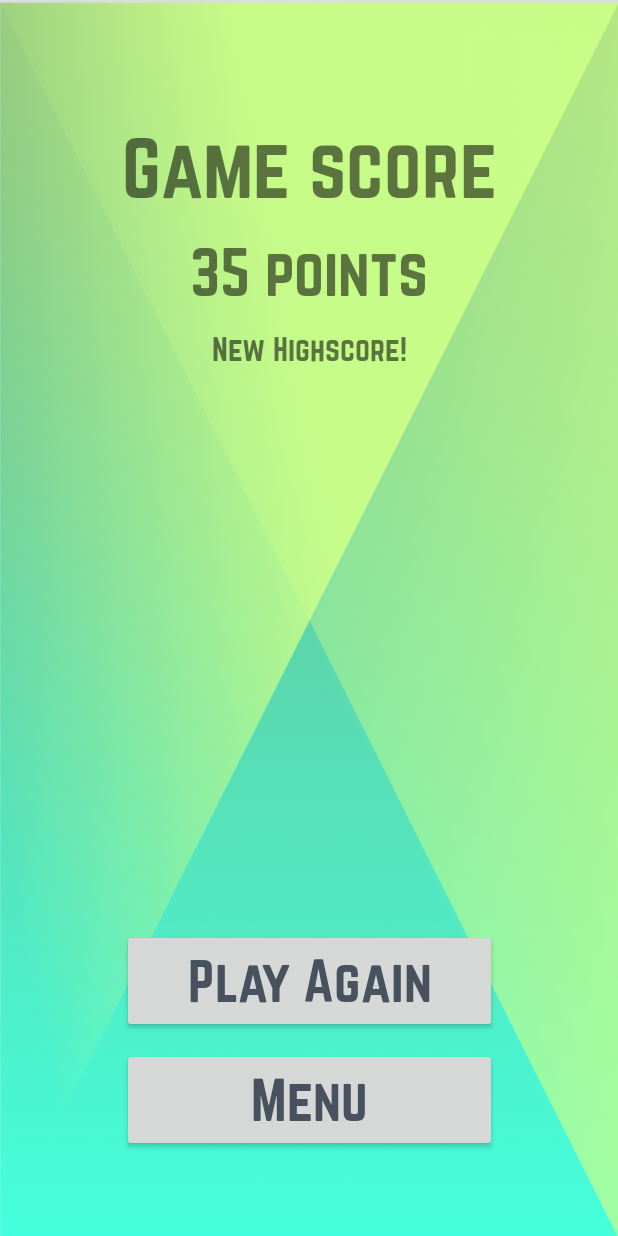
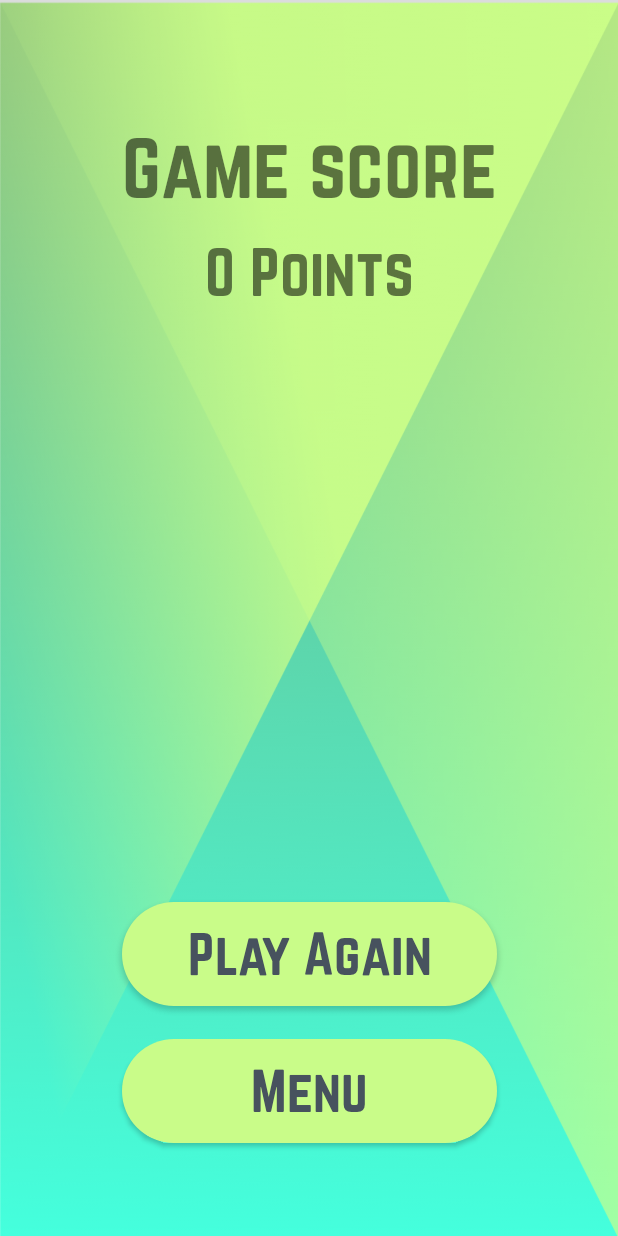
Before and after one commit to AntonBush/fact-or-cap-game, an Android app: the screen it shows after launch (MainActivity), after a tap on an icon or button, on a phone screen of 412 x 824 dp. Run offline under Robolectric (Android 15) with nearby library versions, the phone set to English and light mode, and no system bars; our stand-ins replace Room's generated code; libraries missing offline, so code that uses them is left out: retrofit2.converter.jackson; network calls fail; 2 statements that could not run were skipped.

Commit message:
score passes to Game finished fragment

```diff
--- a/app/src/main/AndroidManifest.xml
+++ b/app/src/main/AndroidManifest.xml
@@ -11,7 +11,7 @@
         android:label="@string/app_name"
         android:roundIcon="@mipmap/ic_launcher_round"
         android:supportsRtl="true"
-        android:theme="@style/Theme.AppCompat.DayNight.NoActionBar">
+        android:theme="@style/Theme.FactOrCapGame">
         <activity android:name=".ui.MainActivity">
             <intent-filter>
                 <action android:name="android.intent.action.MAIN" />
--- a/app/src/main/java/com/tmvlg/factorcapgame/ui/singlegame/SingleGameFinishedFragment.kt
+++ b/app/src/main/java/com/tmvlg/factorcapgame/ui/singlegame/SingleGameFinishedFragment.kt
@@ -18,13 +18,20 @@ class SingleGameFinishedFragment : Fragment() {
     private val binding: FragmentSingleGameFinishedBinding
         get() = _binding ?: throw IllegalStateException("null binding at $this")
 
-    val singleGameViewModelFactory by lazy {
+    private val singleGameViewModelFactory by lazy {
         SingleGameViewModelFactory(
             (activity?.application as FactOrCapApplication).gameRepository,
             (activity?.application as FactOrCapApplication).factRepository,
             (activity?.application as FactOrCapApplication).userRepository
         )
     }
+
+    override fun onCreate(savedInstanceState: Bundle?) {
+        super.onCreate(savedInstanceState)
+        parseArgs()
+    }
+
+    private var score: Int = 0
 
     override fun onCreateView(
         inflater: LayoutInflater,
@@ -49,12 +56,35 @@ class SingleGameFinishedFragment : Fragment() {
             this,
             singleGameViewModelFactory
         )[SingleGameViewModel::class.java]
+
+        observeViewModel()
+
+        viewModel.saveStats(score = score)
+
+        binding.tvScorePoints.text = "$score Points"
+
+    }
+
+    private fun observeViewModel() {
+        viewModel.isHighScore.observe(viewLifecycleOwner) {
+            binding.tvHighscore.visibility = View.VISIBLE
+        }
+    }
+
+    private fun parseArgs() {
+        score = requireArguments().getInt(KEY_SCORE)
     }
 
     companion object {
 
-        fun newInstance(): SingleGameFinishedFragment {
-            return SingleGameFinishedFragment()
+        const val KEY_SCORE = "score"
+
+        fun newInstance(score: Int): SingleGameFinishedFragment {
+            return SingleGameFinishedFragment().apply {
+                arguments = Bundle().apply {
+                    putInt(KEY_SCORE, score)
+                }
+            }
         }
     }
 }
--- a/app/src/main/java/com/tmvlg/factorcapgame/ui/singlegame/SingleGameFragment.kt
+++ b/app/src/main/java/com/tmvlg/factorcapgame/ui/singlegame/SingleGameFragment.kt
@@ -20,7 +20,7 @@ class SingleGameFragment : Fragment() {
     private val binding: FragmentSingleGameBinding
         get() = _binding ?: throw IllegalStateException("null binding at $this")
 
-    val singleGameViewModelFactory by lazy {
+    private val singleGameViewModelFactory by lazy {
         SingleGameViewModelFactory(
             (activity?.application as FactOrCapApplication).gameRepository,
             (activity?.application as FactOrCapApplication).factRepository,
@@ -68,7 +68,10 @@ class SingleGameFragment : Fragment() {
         viewModel.gameFinished.observe(viewLifecycleOwner) {
             Log.d("1", "observeViewModel: game finished")
             requireActivity().supportFragmentManager.beginTransaction()
-                .replace(R.id.main_fragment_container, SingleGameFinishedFragment.newInstance())
+                .replace(
+                    R.id.main_fragment_container,
+                    SingleGameFinishedFragment.newInstance(viewModel.rightAnswersCount.value!!)
+                )
                 .commit()
         }
         viewModel.fact.observe(viewLifecycleOwner) {
--- a/app/src/main/java/com/tmvlg/factorcapgame/ui/singlegame/SingleGameViewModel.kt
+++ b/app/src/main/java/com/tmvlg/factorcapgame/ui/singlegame/SingleGameViewModel.kt
@@ -7,6 +7,7 @@ import androidx.lifecycle.ViewModel
 import androidx.lifecycle.viewModelScope
 import com.tmvlg.factorcapgame.data.repository.fact.FactRepository
 import com.tmvlg.factorcapgame.data.repository.game.GameRepositoryImpl
+import com.tmvlg.factorcapgame.data.repository.user.Statistics
 import com.tmvlg.factorcapgame.data.repository.user.UserRepository
 import kotlinx.coroutines.launch
 
@@ -19,6 +20,10 @@ class SingleGameViewModel(
     private val _gameFinished = MutableLiveData<Boolean>()
     val gameFinished: LiveData<Boolean>
         get() = _gameFinished
+
+    private val _isHighScore = MutableLiveData<Boolean>()
+    val isHighScore: LiveData<Boolean>
+        get() = _isHighScore
 
 
     private val _rightAnswersCount = MutableLiveData<Int>()
@@ -41,11 +46,23 @@ class SingleGameViewModel(
 
     private fun endGame() {
         _gameFinished.value = true
-        saveStats()
     }
 
-    private fun saveStats() {
+    fun saveStats(score: Int) {
+        val stats = userRepository.getStats()
+        stats.last_score = score
+        stats.all_scores += score
+        stats.total_games += 1
+        stats.average_score = stats.all_scores / stats.total_games
+        checkForHighScore(stats, score)
+        userRepository.saveGame(stats)
+    }
 
+    private fun checkForHighScore(stats: Statistics, score: Int) {
+        if (score > stats.highest_score) {
+            stats.highest_score = score
+            _isHighScore.value = true
+        }
     }
 
     private fun getFact() {
--- a/app/src/main/res/layout/fragment_single_game_finished.xml
+++ b/app/src/main/res/layout/fragment_single_game_finished.xml
@@ -25,7 +25,7 @@
             android:id="@+id/tv_score_points"
             android:layout_width="wrap_content"
             android:layout_height="wrap_content"
-            android:text="35 points"
+            tools:text="35 points"
             android:textSize="40sp"
             android:fontFamily="@font/norwester"
             android:layout_marginTop="15dp"
@@ -39,6 +39,7 @@
             android:id="@+id/tv_highscore"
             android:layout_width="wrap_content"
             android:layout_height="wrap_content"
+            android:visibility="invisible"
             android:text="New Highscore!"
             android:textSize="20sp"
             android:fontFamily="@font/norwester"
--- a/app/src/main/res/values-night/themes.xml
+++ b/app/src/main/res/values-night/themes.xml
@@ -1,9 +1,9 @@
 <resources xmlns:tools="http://schemas.android.com/tools">
     <!-- Base application theme. -->
-    <style name="Theme.FactOrCapGame" parent="Theme.MaterialComponents.DayNight.DarkActionBar">
+    <style name="Theme.FactOrCapGame" parent="Theme.MaterialComponents.DayNight.NoActionBar">
         <!-- Primary brand color. -->
-        <item name="colorPrimary">@color/purple_200</item>
-        <item name="colorPrimaryVariant">@color/purple_700</item>
+        <item name="colorPrimary">@color/primarygreen</item>
+        <item name="colorPrimaryVariant">@color/secondarygreen</item>
         <item name="colorOnPrimary">@color/black</item>
         <!-- Secondary brand color. -->
         <item name="colorSecondary">@color/teal_200</item>
--- a/app/src/main/res/values/themes.xml
+++ b/app/src/main/res/values/themes.xml
@@ -1,9 +1,9 @@
 <resources xmlns:tools="http://schemas.android.com/tools">
     <!-- Base application theme. -->
-    <style name="Theme.FactOrCapGame" parent="Theme.MaterialComponents.DayNight.DarkActionBar">
+    <style name="Theme.FactOrCapGame" parent="Theme.MaterialComponents.DayNight.NoActionBar">
         <!-- Primary brand color. -->
-        <item name="colorPrimary">@color/purple_500</item>
-        <item name="colorPrimaryVariant">@color/purple_700</item>
+        <item name="colorPrimary">@color/primarygreen</item>
+        <item name="colorPrimaryVariant">@color/secondarygreen</item>
         <item name="colorOnPrimary">@color/white</item>
         <!-- Secondary brand color. -->
         <item name="colorSecondary">@color/teal_200</item>
```
